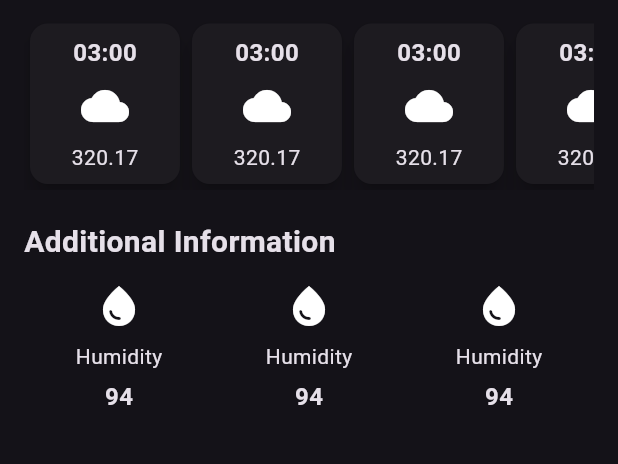
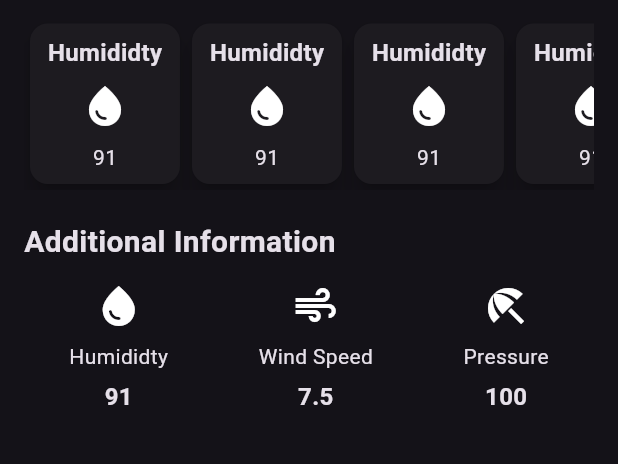
Before and after one commit to anshika9946/weather-app, a Flutter app: the screen it shows after launch, on a phone screen of 412 x 824 dp, the part 485-949 px from its top. Run offline on Flutter 3.47's test engine with Material 3 defaults, Android fonts, the phone set to English and light mode, and no system bars.

Commit message:
created additional info item

```diff
--- a/lib/additional_info_item.dart
+++ b/lib/additional_info_item.dart
@@ -1,47 +1,32 @@
 import 'package:flutter/material.dart';
 
-void main() => runApp(const MyApp());
-
-class MyApp extends StatelessWidget {
-  const MyApp({super.key});
-
-  @override
-  Widget build(BuildContext context) {
-    return MaterialApp(
-      title: 'Material App',
-      home: Scaffold(
-        appBar: AppBar(
-          title: const Text('Material App Bar'),
-        ),
-        body: const Center(
-          child: Text('Hello World'),
-        ),
-      ),
-    );
-  }
-}
-
 class AdditionalInfoItem extends StatelessWidget {
+  final IconData icon;
+  final String label;
+  final String value;
   const AdditionalInfoItem({
     super.key,
+    required this.icon,
+    required this.label,
+    required this.value,
   });
 
   @override
   Widget build(BuildContext context) {
-    return const Column(
+    return Column(
       children: [
         Icon(
-          Icons.water_drop,
+          icon,
           size: 32,
         ),
-        SizedBox(height: 8),
+        const SizedBox(height: 8),
         Text(
-          'Humidity',
+          label,
         ),
-        SizedBox(height: 5),
+        const SizedBox(height: 5),
         Text(
-          '94',
-          style: TextStyle(
+          value,
+          style: const TextStyle(
             fontSize: 16,
             fontWeight: FontWeight.bold,
           ),
--- a/lib/hourly_forecast_item.dart
+++ b/lib/hourly_forecast_item.dart
@@ -1,7 +1,15 @@
 import "package:flutter/material.dart";
 
 class HourlyForecastItem extends StatelessWidget {
-  const HourlyForecastItem({super.key});
+  final IconData icon;
+  final String degree;
+  final String value;
+  const HourlyForecastItem({
+    super.key,
+    required this.icon,
+    required this.degree,
+    required this.value,
+  });
 
   @override
   Widget build(BuildContext context) {
@@ -13,22 +21,24 @@ class HourlyForecastItem extends StatelessWidget {
         decoration: BoxDecoration(
           borderRadius: BorderRadius.circular(12),
         ),
-        child: const Column(
+        child: Column(
           children: [
             Text(
-              '03:00',
-              style: TextStyle(
+              degree,
+              style: const TextStyle(
                 fontSize: 16,
                 fontWeight: FontWeight.bold,
               ),
             ),
-            SizedBox(height: 8),
+            const SizedBox(height: 8),
             Icon(
-              Icons.cloud,
+              icon,
               size: 32,
             ),
-            SizedBox(height: 8),
-            Text('320.17'),
+            const SizedBox(height: 8),
+            Text(
+              value,
+            ),
           ],
         ),
       ),
--- a/lib/weather_screen.dart
+++ b/lib/weather_screen.dart
@@ -87,11 +87,31 @@ class WeatherScreen extends StatelessWidget {
               scrollDirection: Axis.horizontal,
               child: Row(
                 children: [
-                  HourlyForecastItem(),
-                  HourlyForecastItem(),
-                  HourlyForecastItem(),
-                  HourlyForecastItem(),
-                  HourlyForecastItem(),
+                  HourlyForecastItem(
+                    icon: Icons.water_drop,
+                    degree: 'Humididty',
+                    value: '91',
+                  ),
+                  HourlyForecastItem(
+                    icon: Icons.water_drop,
+                    degree: 'Humididty',
+                    value: '91',
+                  ),
+                  HourlyForecastItem(
+                    icon: Icons.water_drop,
+                    degree: 'Humididty',
+                    value: '91',
+                  ),
+                  HourlyForecastItem(
+                    icon: Icons.water_drop,
+                    degree: 'Humididty',
+                    value: '91',
+                  ),
+                  HourlyForecastItem(
+                    icon: Icons.water_drop,
+                    degree: 'Humididty',
+                    value: '91',
+                  ),
                 ],
               ),
             ),
@@ -111,9 +131,21 @@ class WeatherScreen extends StatelessWidget {
             const Row(
               mainAxisAlignment: MainAxisAlignment.spaceAround,
               children: [
-                AdditionalInfoItem(),
-                AdditionalInfoItem(),
-                AdditionalInfoItem(),
+                AdditionalInfoItem(
+                  icon: Icons.water_drop,
+                  label: 'Humididty',
+                  value: '91',
+                ),
+                AdditionalInfoItem(
+                  icon: Icons.air,
+                  label: 'Wind Speed',
+                  value: '7.5',
+                ),
+                AdditionalInfoItem(
+                  icon: Icons.beach_access,
+                  label: 'Pressure',
+                  value: '100',
+                ),
               ],
             ),
           ],
```
